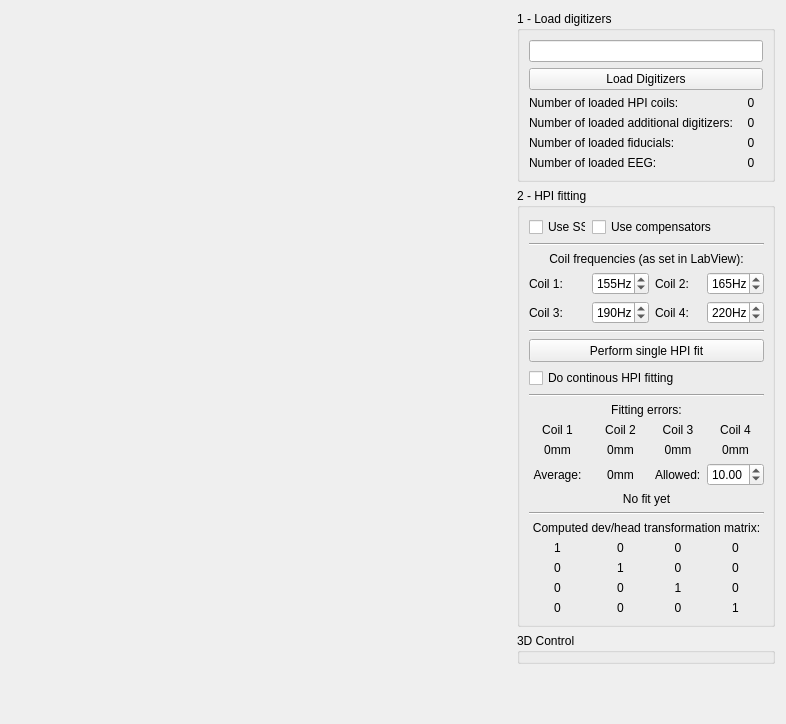
Above: applications/mne_scan/libs/scDisp/FormFiles/hpiwidget.ui from mne-tools/mne-cpp before the change. Below: the same form after it.
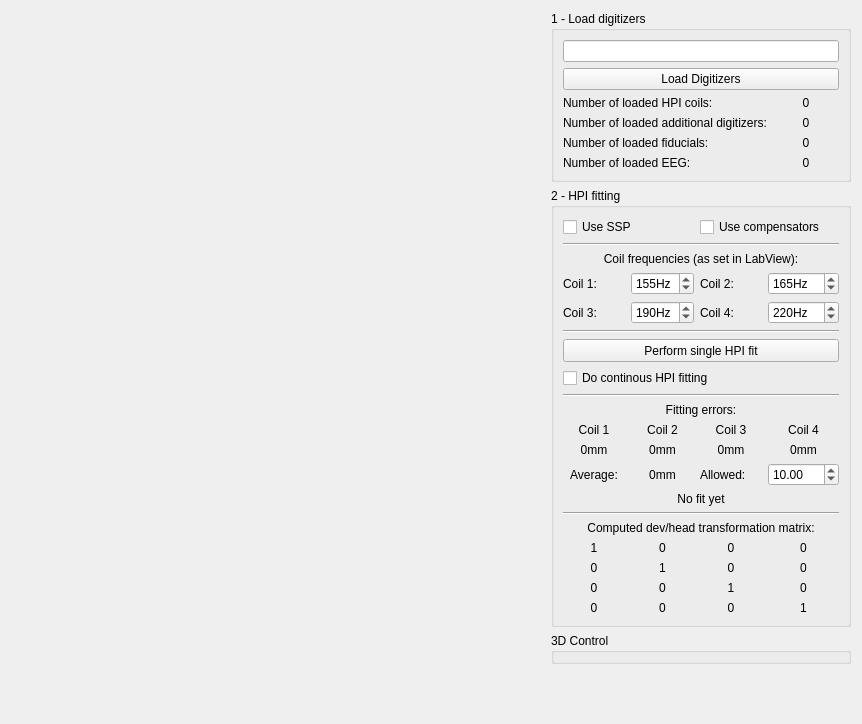
That is the form after the change.

The edit to the form file:
```diff
--- a/applications/mne_scan/libs/scDisp/FormFiles/hpiwidget.ui
+++ b/applications/mne_scan/libs/scDisp/FormFiles/hpiwidget.ui
@@ -6,7 +6,7 @@
    <rect>
     <x>0</x>
     <y>0</y>
-    <width>784</width>
+    <width>862</width>
     <height>724</height>
    </rect>
   </property>
@@ -41,7 +41,7 @@
        </property>
        <property name="maximumSize">
         <size>
-         <width>258</width>
+         <width>300</width>
          <height>16777215</height>
         </size>
        </property>
@@ -73,7 +73,7 @@
        </property>
        <property name="maximumSize">
         <size>
-         <width>258</width>
+         <width>300</width>
          <height>16777215</height>
         </size>
        </property>
@@ -188,7 +188,7 @@
        </property>
        <property name="maximumSize">
         <size>
-         <width>258</width>
+         <width>300</width>
          <height>16777215</height>
         </size>
        </property>
@@ -619,20 +619,6 @@
           </property>
          </widget>
         </item>
-        <item row="0" column="0">
-         <widget class="QCheckBox" name="m_checkBox_useSSP">
-          <property name="text">
-           <string>Use SSP</string>
-          </property>
-         </widget>
-        </item>
-        <item row="0" column="1" colspan="3">
-         <widget class="QCheckBox" name="m_checkBox_useComp">
-          <property name="text">
-           <string>Use compensators</string>
-          </property>
-         </widget>
-        </item>
         <item row="19" column="0">
          <widget class="QLabel" name="label_2">
           <property name="text">
@@ -670,6 +656,20 @@
           </property>
          </widget>
         </item>
+        <item row="0" column="2" colspan="2">
+         <widget class="QCheckBox" name="m_checkBox_useComp">
+          <property name="text">
+           <string>Use compensators</string>
+          </property>
+         </widget>
+        </item>
+        <item row="0" column="0" colspan="2">
+         <widget class="QCheckBox" name="m_checkBox_useSSP">
+          <property name="text">
+           <string>Use SSP</string>
+          </property>
+         </widget>
+        </item>
        </layout>
       </widget>
      </item>
```
